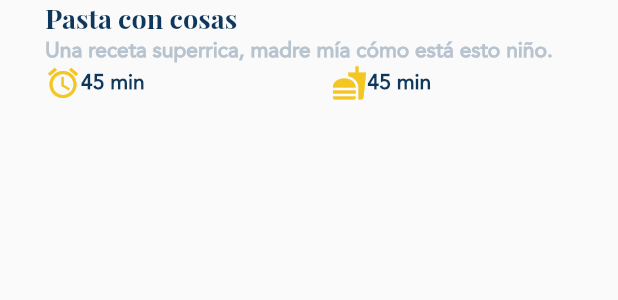
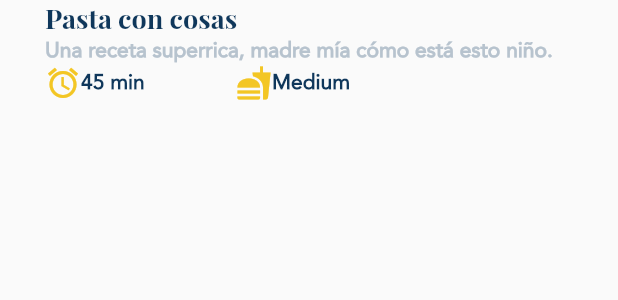
Before and after one commit to Laumorvel/app-recetas-flutter, a Flutter app: what textoReceta() shows on an empty page, opened directly, on a phone screen of 412 x 824 dp. Shown: the top 300 px of the screen. Run offline on Flutter 3.47's test engine with Material 2 defaults, Android fonts, the phone set to English and light mode, and no system bars; our stand-ins replace card_swiper.

Commit message:
listado de recetas

```diff
--- a/lib/src/pages/home_page.dart
+++ b/lib/src/pages/home_page.dart
@@ -28,7 +28,7 @@ class HomePage extends StatelessWidget {
                 titles('Categorías'),
                 swiperCategorias(),
                 titles('Recetas Populares'),
-                recetasListado()
+                recetasListado(),recetasListado(),recetasListado(),recetasListado(),recetasListado()
               ],
             )
           ]))
--- a/lib/src/widgets/receta_listado.dart
+++ b/lib/src/widgets/receta_listado.dart
@@ -4,6 +4,9 @@ import 'package:flutter/material.dart';
 Widget recetasListado() {
   return Column(
     children: <Widget>[
+      SizedBox(
+        height: 10.0,
+      ),
       GestureDetector(
           onTap: () {
             print('object');
@@ -14,6 +17,9 @@ Widget recetasListado() {
             width: 250.0,
             height: 290.0,
           )),
+      SizedBox(
+        height: 10.0,
+      ),
       textoReceta()
     ],
   );
--- a/lib/src/widgets/texto_receta.dart
+++ b/lib/src/widgets/texto_receta.dart
@@ -6,7 +6,7 @@ Widget textoReceta() {
     children: <Widget>[
       Container(
         alignment: AlignmentDirectional.topStart,
-        margin: EdgeInsets.only(left: 30.0, top: 0.0),
+        margin: EdgeInsets.only(left: 30.0, top: 0.0, bottom: 20.0),
         child: Column(
           crossAxisAlignment: CrossAxisAlignment.start,
           children: <Widget>[
@@ -35,13 +35,13 @@ Widget textoReceta() {
                   ],
                 )),
                 Expanded(
-                  flex: 1,
+                  flex: 2,
                     child: Row(
                   children: <Widget>[
                     Icon(Icons.fastfood, color: colorIconos),
                     Container(
                       child: Text(
-                        '45 min',
+                        'Medium',
                         style: TextStyle(
                             fontFamily: 'Avenir',
                             fontWeight: FontWeight.bold,
```
